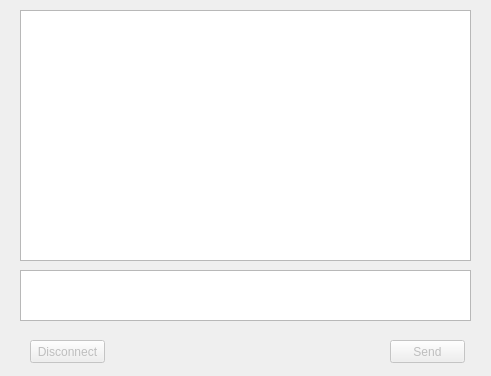
Above: GUI/chatwidget.ui from tjel/infpro-6 before the change. Below: the same form after it.
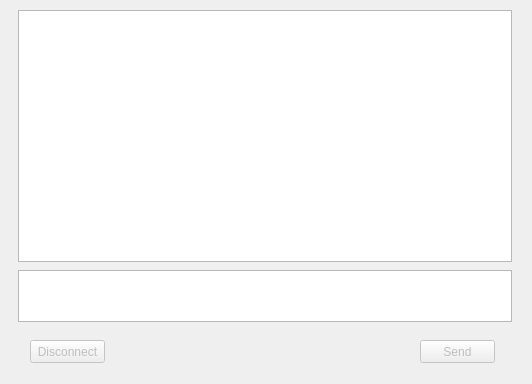
That is the form after the change.

What changed in the file:
```diff
--- a/GUI/chatwidget.ui
+++ b/GUI/chatwidget.ui
@@ -6,8 +6,8 @@
    <rect>
     <x>0</x>
     <y>0</y>
-    <width>491</width>
-    <height>376</height>
+    <width>532</width>
+    <height>384</height>
    </rect>
   </property>
   <property name="windowTitle">
@@ -19,20 +19,20 @@
    </property>
    <property name="geometry">
     <rect>
-     <x>20</x>
+     <x>18</x>
      <y>270</y>
-     <width>451</width>
-     <height>51</height>
+     <width>494</width>
+     <height>52</height>
     </rect>
    </property>
   </widget>
   <widget class="QTextBrowser" name="msgOutput">
    <property name="geometry">
     <rect>
-     <x>20</x>
+     <x>18</x>
      <y>10</y>
-     <width>451</width>
-     <height>251</height>
+     <width>494</width>
+     <height>252</height>
     </rect>
    </property>
   </widget>
@@ -42,7 +42,7 @@
    </property>
    <property name="geometry">
     <rect>
-     <x>390</x>
+     <x>420</x>
      <y>340</y>
      <width>75</width>
      <height>23</height>
```
Left out of the diff: 8 changed lines with no effect on the pictures.
